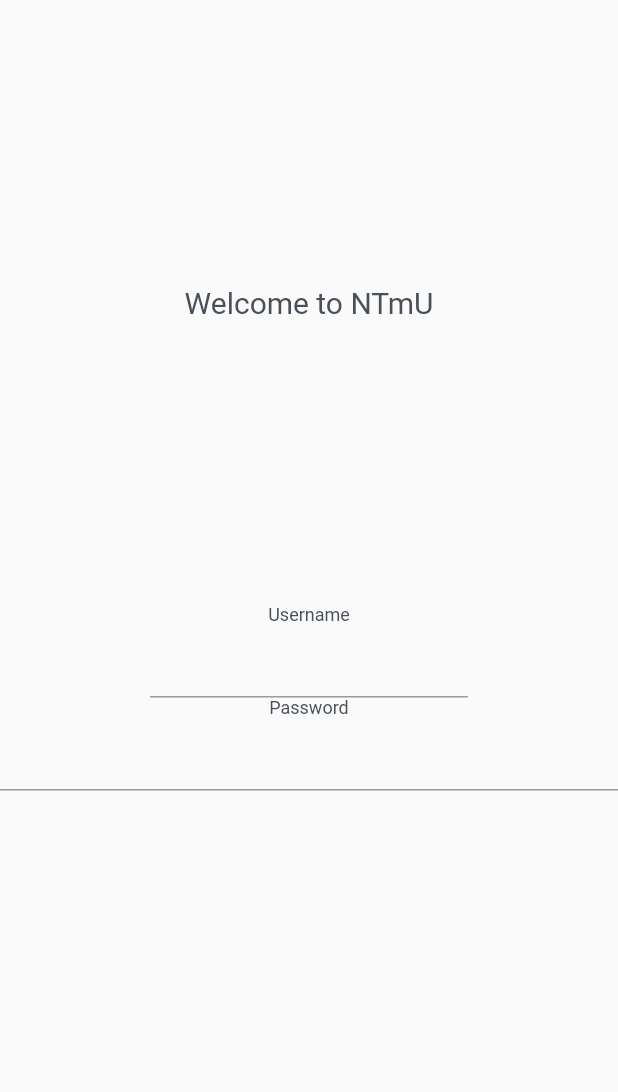
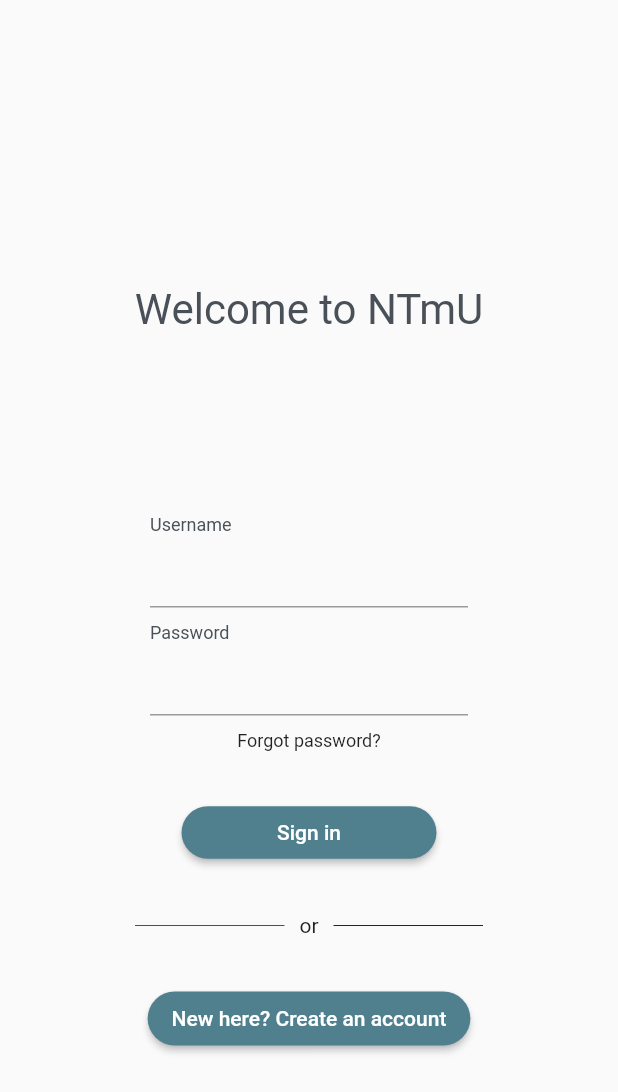
Before and after one commit to newbiecody/ntmu-offline-v1, a Flutter app: the screen it shows after launch, on a phone screen of 412 x 824 dp. Shown: the top 1092 px of the screen. Run offline on Flutter 3.47's test engine with Material 2 defaults, Android fonts, the phone set to English and light mode, and no system bars; Roboto replaces fonts that are missing (Balsamiq Sans).

Commit message:
Login page screen complete
Login page screen completed. Buttons not yet working.

```diff
--- a/lib/Components/functs.dart
+++ b/lib/Components/functs.dart
@@ -21,3 +21,15 @@ MaterialColor createMaterialColor(Color color) {
   });
   return MaterialColor(color.value, swatch);
 }
+
+void authenticateUser(){
+  //authenticateUser code here
+}
+
+void createAccount(){
+  //create account code here
+}
+
+void forgotPassword(){
+  //forgot password code here
+}
--- a/lib/Components/login_home.dart
+++ /dev/null
@@ -1,60 +0,0 @@
-import 'package:flutter/material.dart';
-
-class loginScreen extends StatelessWidget{
-  @override
-  Widget build(BuildContext context){
-    return Scaffold(
-      body: Center(
-        child: Column(
-          children: <Widget>[
-            Container(
-              padding: EdgeInsets.symmetric(vertical:190),
-              child: Text(
-                'Welcome to NTmU',
-                textAlign: TextAlign.center,
-                style: TextStyle(
-                  color: Color(0XFF495057),
-                  fontSize: 20,
-                ),
-              ),
-            ),
-            Column(
-              children: <Widget>[
-                Text(
-                  'Username',
-                  textAlign: TextAlign.left,
-                  style: TextStyle(
-                    color: Color(0XFF495057),
-                    fontSize: 12
-                  )
-                ),
-                Container(
-                  padding: EdgeInsets.symmetric(horizontal: 100),
-                  child: TextField(
-
-                  ),
-                ),
-                Text(
-                  'Password',
-                  textAlign: TextAlign.left,
-                  style: TextStyle(
-                    color: Color(0XFF495057),
-                    fontSize: 12
-                  )
-                ),
-                Container(
-                  child: TextField(
-
-                  )
-                )
-
-
-              ]
-            ),
-          ],
-
-        )
-      )
-    );
-  }
-}
--- a/lib/Components/main.dart
+++ b/lib/Components/main.dart
@@ -1,5 +1,5 @@
 import 'package:flutter/material.dart';
-import 'login_home.dart';
+import '../Screens/login_home.dart';
 import 'functs.dart';
 
 void main() {
--- /dev/null
+++ b/lib/Screens/login_home.dart
@@ -0,0 +1,144 @@
+import 'package:flutter/material.dart';
+import 'package:flutter/gestures.dart';
+import '../Components/functs.dart';
+
+class loginScreen extends StatelessWidget{
+  @override
+  Widget build(BuildContext context){
+    return Scaffold(
+      body: Center(
+
+        child: Column(
+          children: <Widget>[
+            Container(
+              padding: EdgeInsets.fromLTRB(0, 190, 0, 120),
+              child: Text(
+                'Welcome to NTmU',
+                textAlign: TextAlign.center,
+                style: TextStyle(
+                  color: Color(0XFF495057),
+                  fontSize: 28,
+                ),
+              ),
+            ),
+            Column(
+              children: <Widget>[
+
+                Row(
+                  children: [
+                    SizedBox(width: 100),
+                    Text(
+                      'Username',
+                      //textAlign: TextAlign.left,
+                      style: TextStyle(
+                        color: Color(0XFF495057),
+                        fontSize: 12
+                      )
+                    ),
+                  ],
+                ),
+                Container(
+                  //margin: EdgeInsets.all(0),
+                  padding: EdgeInsets.symmetric(horizontal: 100),
+                  child: TextField(
+                    maxLength: 25,
+                    decoration: InputDecoration(
+                      contentPadding: EdgeInsets.symmetric(horizontal: 15),
+                      counterText: ''
+                    ),
+                  ),
+                ),
+                SizedBox(height: 10),
+                Row(
+                  children: [
+                    SizedBox(width: 100),
+                    Text(
+                      'Password',
+                      textAlign: TextAlign.left,
+                      style: TextStyle(
+                        color: Color(0XFF495057),
+                        fontSize: 12
+                      )
+                    ),
+                  ],
+                ),
+                Container(
+                  //margin: EdgeInsets.all()
+                  padding: EdgeInsets.symmetric(horizontal: 100),
+                  child: TextField(
+                    maxLength: 50,
+                    decoration: InputDecoration(
+                      contentPadding: EdgeInsets.symmetric(horizontal: 15),
+                      counterText: ''),
+                  )
+                ),
+                SizedBox(height: 10),
+                Text.rich(
+                  TextSpan(
+                    text: 'Forgot password?',
+                    recognizer: new TapGestureRecognizer()..onTap = (){
+                      forgotPassword();
+                    },
+                    style: TextStyle(
+                      fontSize: 12,
+                    )
+                  )
+                ),
+                SizedBox(height: 30),
+                ElevatedButton(
+                  onPressed: (){
+                    authenticateUser();
+                  },
+                  child: Text('Sign in'),
+                  style:
+                    ElevatedButton.styleFrom(
+                      shape: new RoundedRectangleBorder(borderRadius: new BorderRadius.circular(35)),
+                      minimumSize: Size(170,35)),
+                ),
+                Row(
+                  children: <Widget>[
+                    Expanded(
+                      child: Padding(
+                        padding: const EdgeInsets.fromLTRB(90,30,0,10),
+                        child: Divider(
+                          color: Color(0XFF495057)
+                        ),
+                      )
+                    ),
+                    Padding(
+                      padding: const EdgeInsets.fromLTRB(10,30,10,10),
+                      child: Text('or'),
+                    ),
+                    Expanded(
+                        child: Padding(
+                          padding: const EdgeInsets.fromLTRB(0,30,90,10),
+                          child: Divider(
+                              color: Color(0XFF212529)
+                          ),
+                        )
+                    ),
+
+                  ],
+                ),
+                Padding(
+                  padding: const EdgeInsets.all(20),
+                  child: ElevatedButton(
+                      onPressed: (){
+                        createAccount();
+                      },
+                      child: Text('New here? Create an account'),
+                      style: ElevatedButton.styleFrom(
+                          shape: new RoundedRectangleBorder(borderRadius: new BorderRadius.circular(35))
+
+                      )
+                  ),
+                )
+              ]
+            ),
+          ],
+
+        )
+      )
+    );
+  }
+}
```
